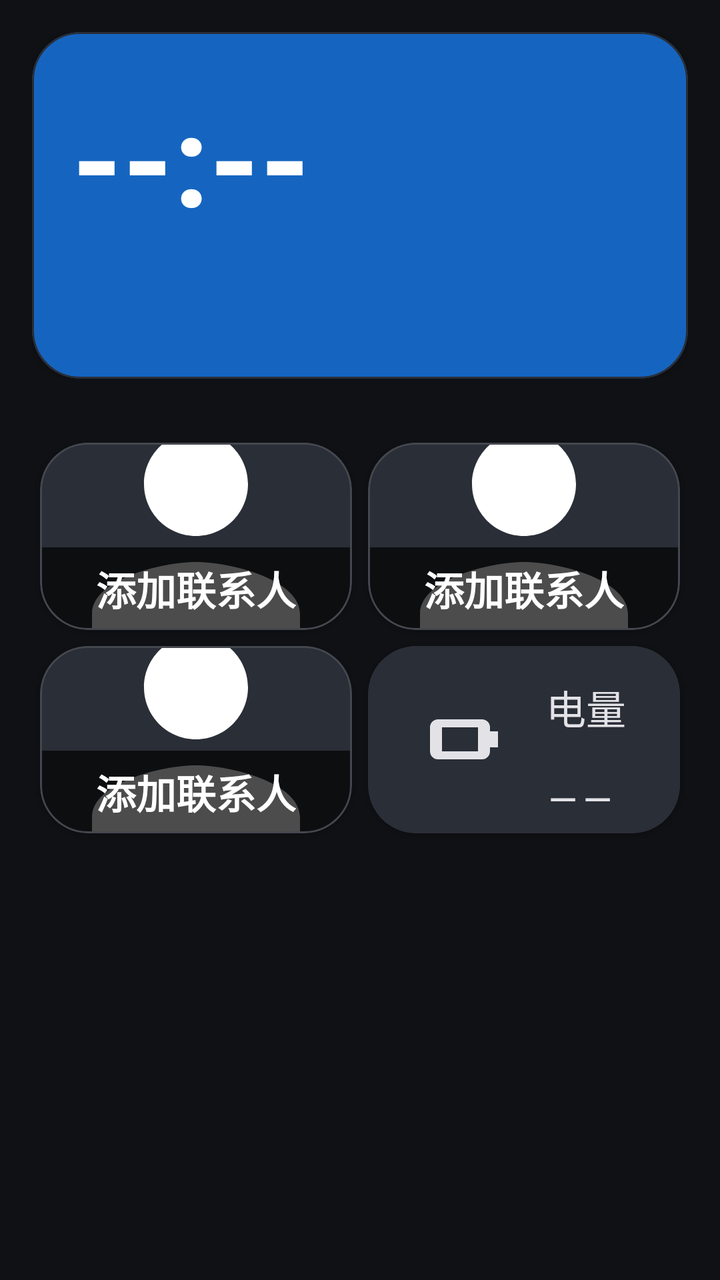
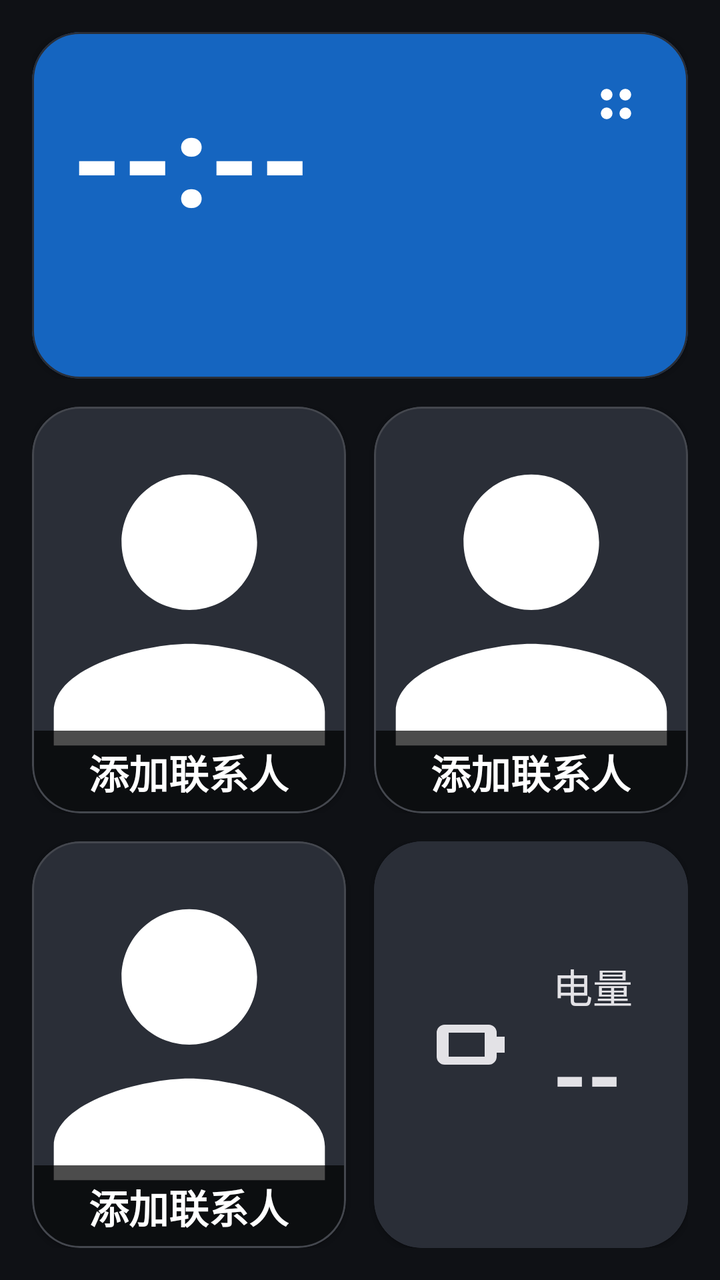

Screens rendered from an Android XML layout before and after an edit, with the pre-edit source and the edit as a unified diff.
<!-- AndroidManifest.xml: application theme Theme.ElderLauncher -->
<!-- res/layout/activity_home.xml -->
<?xml version="1.0" encoding="utf-8"?>
<LinearLayout xmlns:android="http://schemas.android.com/apk/res/android"
    xmlns:app="http://schemas.android.com/apk/res-auto"
    android:orientation="vertical"
    android:padding="16dp"
    android:background="?android:colorBackground"
    android:layout_width="match_parent"
    android:layout_height="match_parent">

    
    <FrameLayout
        android:layout_width="match_parent"
        android:layout_height="wrap_content"
        android:layout_marginBottom="14dp">

        <com.google.android.material.card.MaterialCardView
            android:id="@+id/cardTime"
            android:layout_width="match_parent"
            android:layout_height="wrap_content"
            app:cardBackgroundColor="@color/colorTimeCard"
            app:cardCornerRadius="24dp"
            app:cardElevation="1dp"
            app:contentPadding="20dp">

            <LinearLayout
                android:id="@+id/timeBlock"
                android:orientation="vertical"
                android:layout_width="match_parent"
                android:layout_height="wrap_content"
                android:paddingEnd="56dp">

                <LinearLayout
                    android:orientation="horizontal"
                    android:gravity="center_vertical"
                    android:layout_width="wrap_content"
                    android:layout_height="wrap_content">

                    <TextView
                        android:id="@+id/tvTime"
                        android:layout_width="wrap_content"
                        android:layout_height="wrap_content"
                        android:text="--:--"
                        android:textSize="64sp"
                        android:textStyle="bold"
                        android:textColor="@android:color/white" />

                    <TextView
                        android:id="@+id/tvAmpm"
                        android:layout_width="wrap_content"
                        android:layout_height="wrap_content"
                        android:text=""
                        android:textSize="22sp"
                        android:textColor="@android:color/white"
                        android:layout_marginStart="12dp" />
                </LinearLayout>

                <TextView
                    android:id="@+id/tvDate"
                    android:layout_width="wrap_content"
                    android:layout_height="wrap_content"
                    android:text=""
                    android:textSize="18sp"
                    android:textColor="@android:color/white"
                    android:layout_marginTop="2dp" />

                <TextView
                    android:id="@+id/tvLunar"
                    android:layout_width="wrap_content"
                    android:layout_height="wrap_content"
                    android:text=""
                    android:textSize="16sp"
                    android:textColor="@android:color/white" />
            </LinearLayout>
        </com.google.android.material.card.MaterialCardView>

        
        <ImageButton
            android:id="@+id/btnSettings"
            android:layout_width="56dp"
            android:layout_height="56dp"
            android:layout_gravity="top|end"
            android:layout_margin="6dp"
            android:src="@drawable/ic_settings"
            android:background="?attr/selectableItemBackgroundBorderless"
            app:tint="@android:color/white"
            android:contentDescription="@string/home_settings"
            android:scaleType="centerInside" />
    </FrameLayout>

    
    <GridLayout
        android:id="@+id/gridContacts"
        android:layout_width="match_parent"
        android:layout_height="0dp"
        android:layout_weight="1"
        android:columnCount="2"
        android:rowCount="2"
        android:useDefaultMargins="true"
        android:layout_marginTop="14dp">

        <com.google.android.material.card.MaterialCardView
            android:id="@+id/cardContact1"
            style="@style/ContactCard">
            <FrameLayout
                android:layout_width="match_parent"
                android:layout_height="match_parent">
                <com.google.android.material.imageview.ShapeableImageView
                    android:id="@+id/imgAvatar1"
                    android:layout_width="match_parent"
                    android:layout_height="match_parent"
                    android:scaleType="centerCrop"
                    android:src="@drawable/ic_person"
                    app:shapeAppearanceOverlay="@style/AvatarRounded" />
                <LinearLayout
                    android:id="@+id/nameBox1"
                    android:layout_width="match_parent"
                    android:layout_height="wrap_content"
                    android:layout_gravity="bottom"
                    android:background="#B3000000"
                    android:gravity="center"
                    android:padding="6dp">
                    <TextView
                        android:id="@+id/tvName1"
                        android:layout_width="wrap_content"
                        android:layout_height="wrap_content"
                        android:text="@string/contact_add"
                        android:textSize="20sp"
                        android:textStyle="bold"
                        android:textColor="@android:color/white"
                        android:ellipsize="end"
                        android:maxLines="1" />
                </LinearLayout>
            </FrameLayout>
        </com.google.android.material.card.MaterialCardView>

        <com.google.android.material.card.MaterialCardView
            android:id="@+id/cardContact2"
            style="@style/ContactCard">
            <FrameLayout
                android:layout_width="match_parent"
                android:layout_height="match_parent">
                <com.google.android.material.imageview.ShapeableImageView
                    android:id="@+id/imgAvatar2"
                    android:layout_width="match_parent"
                    android:layout_height="match_parent"
                    android:scaleType="centerCrop"
                    android:src="@drawable/ic_person"
                    app:shapeAppearanceOverlay="@style/AvatarRounded" />
                <LinearLayout
                    android:id="@+id/nameBox2"
                    android:layout_width="match_parent"
                    android:layout_height="wrap_content"
                    android:layout_gravity="bottom"
                    android:background="#B3000000"
                    android:gravity="center"
                    android:padding="6dp">
                    <TextView
                        android:id="@+id/tvName2"
                        android:layout_width="wrap_content"
                        android:layout_height="wrap_content"
                        android:text="@string/contact_add"
                        android:textSize="20sp"
                        android:textStyle="bold"
                        android:textColor="@android:color/white"
                        android:ellipsize="end"
                        android:maxLines="1" />
                </LinearLayout>
            </FrameLayout>
        </com.google.android.material.card.MaterialCardView>

        <com.google.android.material.card.MaterialCardView
            android:id="@+id/cardContact3"
            style="@style/ContactCard">
            <FrameLayout
                android:layout_width="match_parent"
                android:layout_height="match_parent">
                <com.google.android.material.imageview.ShapeableImageView
                    android:id="@+id/imgAvatar3"
                    android:layout_width="match_parent"
                    android:layout_height="match_parent"
                    android:scaleType="centerCrop"
                    android:src="@drawable/ic_person"
                    app:shapeAppearanceOverlay="@style/AvatarRounded" />
                <LinearLayout
                    android:id="@+id/nameBox3"
                    android:layout_width="match_parent"
                    android:layout_height="wrap_content"
                    android:layout_gravity="bottom"
                    android:background="#B3000000"
                    android:gravity="center"
                    android:padding="6dp">
                    <TextView
                        android:id="@+id/tvName3"
                        android:layout_width="wrap_content"
                        android:layout_height="wrap_content"
                        android:text="@string/contact_add"
                        android:textSize="20sp"
                        android:textStyle="bold"
                        android:textColor="@android:color/white"
                        android:ellipsize="end"
                        android:maxLines="1" />
                </LinearLayout>
            </FrameLayout>
        </com.google.android.material.card.MaterialCardView>

        
        <com.google.android.material.card.MaterialCardView
            android:id="@+id/cardBattery"
            android:layout_width="0dp"
            android:layout_height="0dp"
            android:layout_columnWeight="1"
            android:layout_rowWeight="1"
            app:cardBackgroundColor="@color/colorBatteryNormalBg"
            app:cardCornerRadius="24dp"
            app:cardElevation="1dp"
            app:contentPadding="16dp">

            <LinearLayout
                android:orientation="horizontal"
                android:gravity="center_vertical|center_horizontal"
                android:layout_width="match_parent"
                android:layout_height="match_parent">

                <ImageView
                    android:id="@+id/imgBattery"
                    android:layout_width="48dp"
                    android:layout_height="48dp"
                    android:src="@drawable/ic_battery"
                    app:tint="@color/colorBatteryNormalFg" />

                <LinearLayout
                    android:orientation="vertical"
                    android:layout_width="wrap_content"
                    android:layout_height="wrap_content"
                    android:layout_marginStart="14dp">
                    <TextView
                        android:id="@+id/tvBatteryLabel"
                        android:layout_width="wrap_content"
                        android:layout_height="wrap_content"
                        android:text="@string/home_battery"
                        android:textSize="20sp"
                        android:textColor="@color/colorBatteryNormalFg" />
                    <TextView
                        android:id="@+id/tvBattery"
                        android:layout_width="wrap_content"
                        android:layout_height="wrap_content"
                        android:text="--"
                        android:textSize="44sp"
                        android:textStyle="bold"
                        android:textColor="@color/colorBatteryNormalFg" />
                </LinearLayout>
            </LinearLayout>
        </com.google.android.material.card.MaterialCardView>
    </GridLayout>

    
    <View
        android:layout_width="match_parent"
        android:layout_height="0dp"
        android:layout_weight="1" />
</LinearLayout>
<!-- resources referenced by this layout -->
<resources>
  <color name="colorBatteryNormalBg">#2A2E37</color>
  <color name="colorBatteryNormalFg">#E3E2E6</color>
  <color name="colorTimeCard">#1565C0</color>
  <!-- drawable ic_battery (drawable) -->
  <vector xmlns:android="http://schemas.android.com/apk/res/android"
      android:width="48dp"
      android:height="48dp"
      android:viewportWidth="24"
      android:viewportHeight="24">
      
      <path
          android:fillColor="#FFFFFF"
          android:fillType="evenOdd"
          android:pathData="M4,7 h11 a2,2 0 0 1 2,2 v6 a2,2 0 0 1 -2,2 h-11 a2,2 0 0 1 -2,-2 v-6 a2,2 0 0 1 2,-2 z M5,9 h9 v6 h-9 z" />
      <path
          android:fillColor="#FFFFFF"
          android:pathData="M17,10 h2 v4 h-2 z" />
  </vector>
  <!-- drawable ic_person (drawable) -->
  <vector xmlns:android="http://schemas.android.com/apk/res/android"
      android:width="56dp"
      android:height="56dp"
      android:viewportWidth="24"
      android:viewportHeight="24">
      <path
          android:fillColor="#FFFFFF"
          android:pathData="M12,12c2.21,0 4,-1.79 4,-4s-1.79,-4 -4,-4 -4,1.79 -4,4 1.79,4 4,4zM12,14c-2.67,0 -8,1.34 -8,4v2h16v-2c0,-2.66 -5.33,-4 -8,-4z" />
  </vector>
  <string name="contact_add">添加联系人</string>
  <string name="home_battery">电量</string>
  <string name="home_settings">设置</string>
  <style name="AvatarRounded">
          <item name="cornerFamily">rounded</item>
          <item name="cornerSize">24dp</item>
      </style>
  <style name="ContactCard" parent="Widget.Material3.CardView.Filled">
          <item name="android:layout_width">0dp</item>
          <item name="android:layout_height">0dp</item>
          <item name="android:layout_columnWeight">1</item>
          <item name="android:layout_rowWeight">1</item>
          <item name="cardBackgroundColor">?attr/colorSurfaceVariant</item>
          <item name="cardCornerRadius">24dp</item>
          <item name="cardElevation">1dp</item>
          <item name="contentPadding">0dp</item>
          <item name="strokeColor">?attr/colorOutline</item>
          <item name="strokeWidth">1dp</item>
      </style>
  <color name="colorPrimary">#AEC6FF</color>
  <color name="colorOnPrimary">#0B2F66</color>
  <color name="colorPrimaryContainer">#284786</color>
  <color name="colorOnPrimaryContainer">#D9E2FF</color>
  <color name="colorSecondary">#BEC6DC</color>
  <color name="colorOnSecondary">#283141</color>
  <color name="colorSecondaryContainer">#3E4759</color>
  <color name="colorOnSecondaryContainer">#DAE2F9</color>
  <color name="colorTertiary">#DDBCE4</color>
  <color name="colorOnTertiary">#3F2844</color>
  <color name="colorTertiaryContainer">#573E5C</color>
  <color name="colorOnTertiaryContainer">#FAD8FF</color>
  <color name="colorOnBackground">#E2E2E9</color>
  <color name="colorSurface">#1A1C22</color>
  <color name="colorOnSurface">#E3E2E6</color>
  <color name="colorSurfaceVariant">#2A2E37</color>
  <color name="colorOnSurfaceVariant">#C3C6CF</color>
  <color name="colorSurfaceContainer">#1E2128</color>
  <color name="colorSurfaceContainerHigh">#282C34</color>
  <color name="colorSurfaceContainerHighest">#33373F</color>
  <color name="colorOutline">#44474E</color>
  <color name="colorOutlineVariant">#2A2E37</color>
  <color name="colorError">#FFB4AB</color>
  <color name="colorOnError">#690005</color>
  <color name="colorErrorContainer">#93000A</color>
  <color name="colorOnErrorContainer">#FFDAD6</color>
  <color name="colorBackground">#0F1115</color>
  <!-- unchanged entries left out for length: 2 -->
</resources>

<!-- the commit's change to res/layout/activity_home.xml (unified diff, before → after) -->
@@ -27,7 +27,7 @@
                 android:orientation="vertical"
                 android:layout_width="match_parent"
                 android:layout_height="wrap_content"
-                android:paddingEnd="56dp">
+                android:paddingEnd="64dp">
 
                 <LinearLayout
                     android:orientation="horizontal"
@@ -79,7 +79,8 @@
             android:layout_width="56dp"
             android:layout_height="56dp"
             android:layout_gravity="top|end"
-            android:layout_margin="6dp"
+            android:layout_margin="8dp"
+            android:elevation="3dp"
             android:src="@drawable/ic_settings"
             android:background="?attr/selectableItemBackgroundBorderless"
             app:tint="@android:color/white"
@@ -88,174 +89,192 @@
     </FrameLayout>
 
     
-    <GridLayout
+    <LinearLayout
         android:id="@+id/gridContacts"
+        android:orientation="vertical"
         android:layout_width="match_parent"
         android:layout_height="0dp"
-        android:layout_weight="1"
-        android:columnCount="2"
-        android:rowCount="2"
-        android:useDefaultMargins="true"
-        android:layout_marginTop="14dp">
-
-        <com.google.android.material.card.MaterialCardView
-            android:id="@+id/cardContact1"
-            style="@style/ContactCard">
-            <FrameLayout
-                android:layout_width="match_parent"
-                android:layout_height="match_parent">
-                <com.google.android.material.imageview.ShapeableImageView
-                    android:id="@+id/imgAvatar1"
-                    android:layout_width="match_parent"
-                    android:layout_height="match_parent"
-                    android:scaleType="centerCrop"
-                    android:src="@drawable/ic_person"
-                    app:shapeAppearanceOverlay="@style/AvatarRounded" />
+        android:layout_weight="1">
+
+        <LinearLayout
+            android:orientation="horizontal"
+            android:layout_width="match_parent"
+            android:layout_height="0dp"
+            android:layout_weight="1">
+
+            <com.google.android.material.card.MaterialCardView
+                android:id="@+id/cardContact1"
+                style="@style/ContactCard"
+                android:layout_width="0dp"
+                android:layout_height="match_parent"
+                android:layout_weight="1"
+                android:layout_marginEnd="7dp">
+                <FrameLayout
+                    android:layout_width="match_parent"
+                    android:layout_height="match_parent">
+                    <com.google.android.material.imageview.ShapeableImageView
+                        android:id="@+id/imgAvatar1"
+                        android:layout_width="match_parent"
+                        android:layout_height="match_parent"
+                        android:scaleType="centerCrop"
+                        android:src="@drawable/ic_person"
+                        app:shapeAppearanceOverlay="@style/AvatarRounded" />
+                    <LinearLayout
+                        android:id="@+id/nameBox1"
+                        android:layout_width="match_parent"
+                        android:layout_height="wrap_content"
+                        android:layout_gravity="bottom"
+                        android:background="#B3000000"
+                        android:gravity="center"
+                        android:padding="6dp">
+                        <TextView
+                            android:id="@+id/tvName1"
+                            android:layout_width="wrap_content"
+                            android:layout_height="wrap_content"
+                            android:text="@string/contact_add"
+                            android:textSize="20sp"
+                            android:textStyle="bold"
+                            android:textColor="@android:color/white"
+                            android:ellipsize="end"
+                            android:maxLines="1" />
+                    </LinearLayout>
+                </FrameLayout>
+            </com.google.android.material.card.MaterialCardView>
+
+            <com.google.android.material.card.MaterialCardView
+                android:id="@+id/cardContact2"
+                style="@style/ContactCard"
+                android:layout_width="0dp"
+                android:layout_height="match_parent"
+                android:layout_weight="1"
+                android:layout_marginStart="7dp">
+                <FrameLayout
+                    android:layout_width="match_parent"
+                    android:layout_height="match_parent">
+                    <com.google.android.material.imageview.ShapeableImageView
+                        android:id="@+id/imgAvatar2"
+                        android:layout_width="match_parent"
+                        android:layout_height="match_parent"
+                        android:scaleType="centerCrop"
+                        android:src="@drawable/ic_person"
+                        app:shapeAppearanceOverlay="@style/AvatarRounded" />
+                    <LinearLayout
+                        android:id="@+id/nameBox2"
+                        android:layout_width="match_parent"
+                        android:layout_height="wrap_content"
+                        android:layout_gravity="bottom"
+                        android:background="#B3000000"
+                        android:gravity="center"
+                        android:padding="6dp">
+                        <TextView
+                            android:id="@+id/tvName2"
+                            android:layout_width="wrap_content"
+                            android:layout_height="wrap_content"
+                            android:text="@string/contact_add"
+                            android:textSize="20sp"
+                            android:textStyle="bold"
+                            android:textColor="@android:color/white"
+                            android:ellipsize="end"
+                            android:maxLines="1" />
+                    </LinearLayout>
+                </FrameLayout>
+            </com.google.android.material.card.MaterialCardView>
+        </LinearLayout>
+
+        <LinearLayout
+            android:orientation="horizontal"
+            android:layout_width="match_parent"
+            android:layout_height="0dp"
+            android:layout_weight="1"
+            android:layout_marginTop="14dp">
+
+            <com.google.android.material.card.MaterialCardView
+                android:id="@+id/cardContact3"
+                style="@style/ContactCard"
+                android:layout_width="0dp"
+                android:layout_height="match_parent"
+                android:layout_weight="1"
+                android:layout_marginEnd="7dp">
+                <FrameLayout
+                    android:layout_width="match_parent"
+                    android:layout_height="match_parent">
+                    <com.google.android.material.imageview.ShapeableImageView
+                        android:id="@+id/imgAvatar3"
+                        android:layout_width="match_parent"
+                        android:layout_height="match_parent"
+                        android:scaleType="centerCrop"
+                        android:src="@drawable/ic_person"
+                        app:shapeAppearanceOverlay="@style/AvatarRounded" />
+                    <LinearLayout
+                        android:id="@+id/nameBox3"
+                        android:layout_width="match_parent"
+                        android:layout_height="wrap_content"
+                        android:layout_gravity="bottom"
+                        android:background="#B3000000"
+                        android:gravity="center"
+                        android:padding="6dp">
+                        <TextView
+                            android:id="@+id/tvName3"
+                            android:layout_width="wrap_content"
+                            android:layout_height="wrap_content"
+                            android:text="@string/contact_add"
+                            android:textSize="20sp"
+                            android:textStyle="bold"
+                            android:textColor="@android:color/white"
+                            android:ellipsize="end"
+                            android:maxLines="1" />
+                    </LinearLayout>
+                </FrameLayout>
+            </com.google.android.material.card.MaterialCardView>
+
+            
+            <com.google.android.material.card.MaterialCardView
+                android:id="@+id/cardBattery"
+                android:layout_width="0dp"
+                android:layout_height="match_parent"
+                android:layout_weight="1"
+                android:layout_marginStart="7dp"
+                app:cardBackgroundColor="@color/colorBatteryNormalBg"
+                app:cardCornerRadius="24dp"
+                app:cardElevation="1dp"
+                app:contentPadding="16dp">
+
                 <LinearLayout
-                    android:id="@+id/nameBox1"
-                    android:layout_width="match_parent"
-                    android:layout_height="wrap_content"
-                    android:layout_gravity="bottom"
-                    android:background="#B3000000"
-                    android:gravity="center"
-                    android:padding="6dp">
-                    <TextView
-                        android:id="@+id/tvName1"
+                    android:orientation="horizontal"
+                    android:gravity="center_vertical|center_horizontal"
+                    android:layout_width="match_parent"
+                    android:layout_height="match_parent">
+
+                    <ImageView
+                        android:id="@+id/imgBattery"
+                        android:layout_width="48dp"
+                        android:layout_height="48dp"
+                        android:src="@drawable/ic_battery"
+                        app:tint="@color/colorBatteryNormalFg" />
+
+                    <LinearLayout
+                        android:orientation="vertical"
                         android:layout_width="wrap_content"
                         android:layout_height="wrap_content"
-                        android:text="@string/contact_add"
-                        android:textSize="20sp"
-                        android:textStyle="bold"
-                        android:textColor="@android:color/white"
-                        android:ellipsize="end"
-                        android:maxLines="1" />
+                        android:layout_marginStart="14dp">
+                        <TextView
+                            android:id="@+id/tvBatteryLabel"
+                            android:layout_width="wrap_content"
+                            android:layout_height="wrap_content"
+                            android:text="@string/home_battery"
+                            android:textSize="20sp"
+                            android:textColor="@color/colorBatteryNormalFg" />
+                        <TextView
+                            android:id="@+id/tvBattery"
+                            android:layout_width="wrap_content"
+                            android:layout_height="wrap_content"
+                            android:text="--"
+                            android:textSize="44sp"
+                            android:textStyle="bold"
+                            android:textColor="@color/colorBatteryNormalFg" />
+                    </LinearLayout>
                 </LinearLayout>
-            </FrameLayout>
-        </com.google.android.material.card.MaterialCardView>
-
-        <com.google.android.material.card.MaterialCardView
-            android:id="@+id/cardContact2"
-            style="@style/ContactCard">
-            <FrameLayout
-                android:layout_width="match_parent"
-                android:layout_height="match_parent">
-                <com.google.android.material.imageview.ShapeableImageView
-                    android:id="@+id/imgAvatar2"
-                    android:layout_width="match_parent"
-                    android:layout_height="match_parent"
-                    android:scaleType="centerCrop"
-                    android:src="@drawable/ic_person"
-                    app:shapeAppearanceOverlay="@style/AvatarRounded" />
-                <LinearLayout
-                    android:id="@+id/nameBox2"
-                    android:layout_width="match_parent"
-                    android:layout_height="wrap_content"
-                    android:layout_gravity="bottom"
-                    android:background="#B3000000"
-                    android:gravity="center"
-                    android:padding="6dp">
-                    <TextView
-                        android:id="@+id/tvName2"
-                        android:layout_width="wrap_content"
-                        android:layout_height="wrap_content"
-                        android:text="@string/contact_add"
-                        android:textSize="20sp"
-                        android:textStyle="bold"
-                        android:textColor="@android:color/white"
-                        android:ellipsize="end"
-                        android:maxLines="1" />
-                </LinearLayout>
-            </FrameLayout>
-        </com.google.android.material.card.MaterialCardView>
-
-        <com.google.android.material.card.MaterialCardView
-            android:id="@+id/cardContact3"
-            style="@style/ContactCard">
-            <FrameLayout
-                android:layout_width="match_parent"
-                android:layout_height="match_parent">
-                <com.google.android.material.imageview.ShapeableImageView
-                    android:id="@+id/imgAvatar3"
-                    android:layout_width="match_parent"
-                    android:layout_height="match_parent"
-                    android:scaleType="centerCrop"
-                    android:src="@drawable/ic_person"
-                    app:shapeAppearanceOverlay="@style/AvatarRounded" />
-                <LinearLayout
-                    android:id="@+id/nameBox3"
-                    android:layout_width="match_parent"
-                    android:layout_height="wrap_content"
-                    android:layout_gravity="bottom"
-                    android:background="#B3000000"
-                    android:gravity="center"
-                    android:padding="6dp">
-                    <TextView
-                        android:id="@+id/tvName3"
-                        android:layout_width="wrap_content"
-                        android:layout_height="wrap_content"
-                        android:text="@string/contact_add"
-                        android:textSize="20sp"
-                        android:textStyle="bold"
-                        android:textColor="@android:color/white"
-                        android:ellipsize="end"
-                        android:maxLines="1" />
-                </LinearLayout>
-            </FrameLayout>
-        </com.google.android.material.card.MaterialCardView>
-
-        
-        <com.google.android.material.card.MaterialCardView
-            android:id="@+id/cardBattery"
-            android:layout_width="0dp"
-            android:layout_height="0dp"
-            android:layout_columnWeight="1"
-            android:layout_rowWeight="1"
-            app:cardBackgroundColor="@color/colorBatteryNormalBg"
-            app:cardCornerRadius="24dp"
-            app:cardElevation="1dp"
-            app:contentPadding="16dp">
-
-            <LinearLayout
-                android:orientation="horizontal"
-                android:gravity="center_vertical|center_horizontal"
-                android:layout_width="match_parent"
-                android:layout_height="match_parent">
-
-                <ImageView
-                    android:id="@+id/imgBattery"
-                    android:layout_width="48dp"
-                    android:layout_height="48dp"
-                    android:src="@drawable/ic_battery"
-                    app:tint="@color/colorBatteryNormalFg" />
-
-                <LinearLayout
-                    android:orientation="vertical"
-                    android:layout_width="wrap_content"
-                    android:layout_height="wrap_content"
-                    android:layout_marginStart="14dp">
-                    <TextView
-                        android:id="@+id/tvBatteryLabel"
-                        android:layout_width="wrap_content"
-                        android:layout_height="wrap_content"
-                        android:text="@string/home_battery"
-                        android:textSize="20sp"
-                        android:textColor="@color/colorBatteryNormalFg" />
-                    <TextView
-                        android:id="@+id/tvBattery"
-                        android:layout_width="wrap_content"
-                        android:layout_height="wrap_content"
-                        android:text="--"
-                        android:textSize="44sp"
-                        android:textStyle="bold"
-                        android:textColor="@color/colorBatteryNormalFg" />
-                </LinearLayout>
-            </LinearLayout>
-        </com.google.android.material.card.MaterialCardView>
-    </GridLayout>
-
-    
-    <View
-        android:layout_width="match_parent"
-        android:layout_height="0dp"
-        android:layout_weight="1" />
+            </com.google.android.material.card.MaterialCardView>
+        </LinearLayout>
+    </LinearLayout>
 </LinearLayout>
<!-- resource entries referenced after the edit -->
@@ -36,10 +36,6 @@
           <item name="cornerSize">24dp</item>
       </style>
   <style name="ContactCard" parent="Widget.Material3.CardView.Filled">
-          <item name="android:layout_width">0dp</item>
-          <item name="android:layout_height">0dp</item>
-          <item name="android:layout_columnWeight">1</item>
-          <item name="android:layout_rowWeight">1</item>
           <item name="cardBackgroundColor">?attr/colorSurfaceVariant</item>
           <item name="cardCornerRadius">24dp</item>
           <item name="cardElevation">1dp</item>
